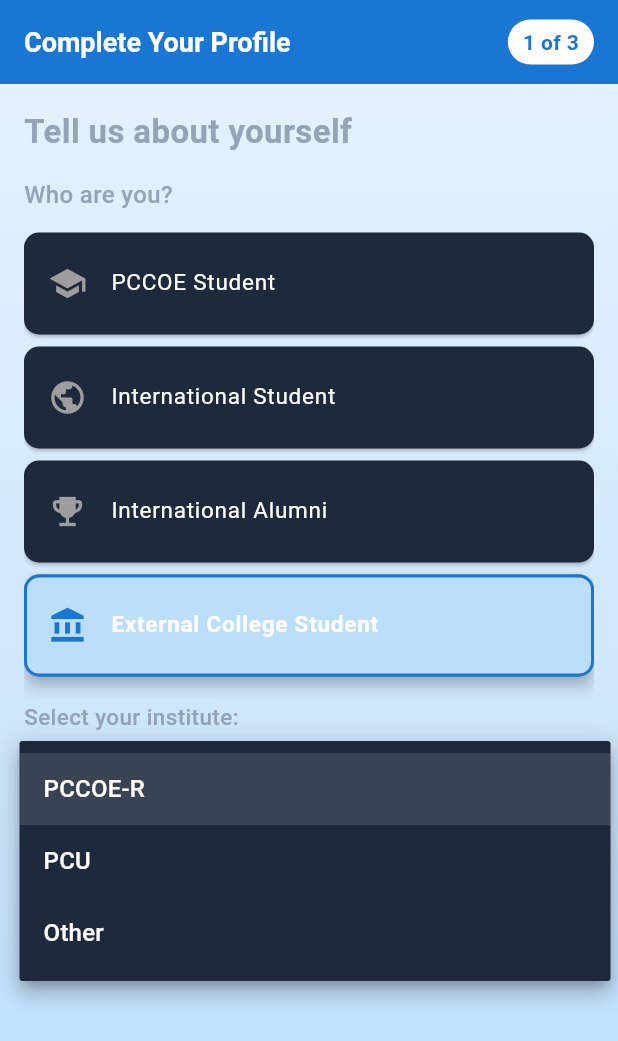
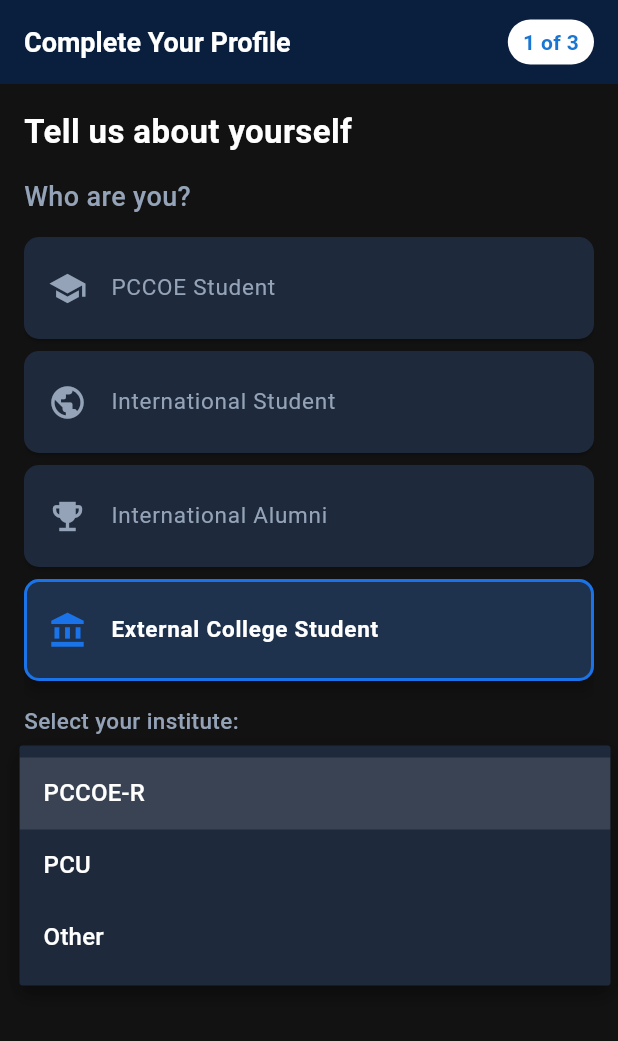
Before and after one commit to adwayaghor/ircell, a Flutter app: the Onboarding screen opened directly with empty values, after a tap on "External College Student", after a tap on "Select Institute", on a phone screen of 412 x 824 dp. Shown: the top 1041 px of the screen. Run offline on Flutter 3.47's test engine with Material 3 defaults, Android fonts, the phone set to English and light mode, and no system bars; our stand-ins replace carousel_slider, cloud_firestore, firebase_auth, firebase_core, font_awesome_flutter, qr_flutter and 1 more; missing offline and left inert: mobile_scanner; accounts and stored records are empty.

Commit message:
fixed ui

```diff
--- a/lib/login/onboarding.dart
+++ b/lib/login/onboarding.dart
@@ -1,6 +1,7 @@
 import 'package:cloud_firestore/cloud_firestore.dart';
 import 'package:firebase_auth/firebase_auth.dart';
 import 'package:flutter/material.dart';
+import 'package:ircell/app_theme.dart';
 import 'package:ircell/backend/firestore_service.dart';
 import 'package:ircell/login/auth.dart';
 import 'package:ircell/screens/tabs_screen.dart';
@@ -147,6 +148,7 @@ class _OnboardState extends State<Onboarding> {
           "Tell us about yourself",
           style: TextStyle(
             fontSize: 22,
+            color: AppTheme.textPrimary,
             fontWeight: FontWeight.bold,
             fontFamily: 'Roboto',
           ),
@@ -155,7 +157,8 @@ class _OnboardState extends State<Onboarding> {
         const Text(
           "Who are you?",
           style: TextStyle(
-            fontSize: 16,
+            fontSize: 18,
+            color: AppTheme.textSecondary,
             fontWeight: FontWeight.w500,
             fontFamily: 'Roboto',
           ),
@@ -224,7 +227,7 @@ class _OnboardState extends State<Onboarding> {
               onPressed: _nextPage,
               style: ElevatedButton.styleFrom(
                 padding: const EdgeInsets.symmetric(horizontal: 40, vertical: 12),
-                backgroundColor: Colors.blue.shade700,
+                backgroundColor: AppTheme.primaryDarkBlue,
                 shape: RoundedRectangleBorder(
                   borderRadius: BorderRadius.circular(30),
                 ),
@@ -250,10 +253,11 @@ class _OnboardState extends State<Onboarding> {
     shape: RoundedRectangleBorder(
       borderRadius: BorderRadius.circular(10),
       side: BorderSide(
-          color: isSelected ? Colors.blue.shade700 : Colors.transparent,
+        color: isSelected ? AppTheme.accentBlue : Colors.transparent,
         width: 2,
       ),
     ),
+    color: AppTheme.cardColor, // Set card background to theme's dark color
     child: ListTile(
       contentPadding: const EdgeInsets.symmetric(horizontal: 16, vertical: 6),
       title: Text(
@@ -261,14 +265,15 @@ class _OnboardState extends State<Onboarding> {
         style: TextStyle(
           fontSize: 15,
           fontWeight: isSelected ? FontWeight.bold : FontWeight.normal,
+          color: isSelected ? AppTheme.textPrimary : AppTheme.textSecondary, // Explicit text colors
         ),
       ),
       leading: Icon(
         icon,
-          color: isSelected ? Colors.blue.shade700 : Colors.grey,
+        color: isSelected ? AppTheme.accentBlue : AppTheme.textSecondary,
         size: 26,
       ),
-        tileColor: isSelected ? Colors.blue.shade100 : null,
+      tileColor: isSelected ? AppTheme.accentBlue.withOpacity(0.1) : null, // Subtle selection highlight
       shape: RoundedRectangleBorder(
         borderRadius: BorderRadius.circular(10),
       ),
@@ -285,7 +290,7 @@ class _OnboardState extends State<Onboarding> {
           const Text(
             "Personal Information",
             style: TextStyle(
-              fontSize: 24,
+              fontSize: 22,
               fontWeight: FontWeight.bold,
               fontFamily: 'Roboto',
             ),
@@ -312,6 +317,7 @@ class _OnboardState extends State<Onboarding> {
                   const SizedBox(height: 15),
                   TextFormField(
                     controller: firstNameController,
+                    cursorColor: Colors.blueAccent,
                     decoration: _buildInputDecoration('First Name'),
                     validator: (value) {
                       if (value == null || value.isEmpty) {
@@ -323,6 +329,7 @@ class _OnboardState extends State<Onboarding> {
                   const SizedBox(height: 15),
                   TextFormField(
                     controller: lastNameController,
+                    cursorColor: Colors.blueAccent,
                     decoration: _buildInputDecoration('Last Name'),
                     validator: (value) {
                       if (value == null || value.isEmpty) {
@@ -334,6 +341,7 @@ class _OnboardState extends State<Onboarding> {
                   const SizedBox(height: 15),
                   TextFormField(
                     controller: emailController,
+                    cursorColor: Colors.blueAccent,
                     decoration: _buildInputDecoration('Email'),
                     validator: (value) {
                       if (value == null || value.isEmpty) {
@@ -347,6 +355,7 @@ class _OnboardState extends State<Onboarding> {
                   const SizedBox(height: 15),
                   TextFormField(
                     controller: contactController,
+                    cursorColor: Colors.blueAccent,
                     decoration: _buildInputDecoration('Contact Number'),
                     keyboardType: TextInputType.phone,
                     validator: (value) {
@@ -385,6 +394,7 @@ class _OnboardState extends State<Onboarding> {
                     const SizedBox(height: 15),
                     TextFormField(
                       controller: deptController,
+                      cursorColor: Colors.blueAccent,
                       decoration: _buildInputDecoration('Department'),
                       validator: (value) {
                         if (value == null || value.isEmpty) {
@@ -396,6 +406,7 @@ class _OnboardState extends State<Onboarding> {
                     const SizedBox(height: 15),
                     TextFormField(
                       controller: yearController,
+                      cursorColor: Colors.blueAccent,
                       decoration: _buildInputDecoration('Year'),
                       keyboardType: TextInputType.number,
                       validator: (value) {
@@ -408,10 +419,11 @@ class _OnboardState extends State<Onboarding> {
                     const SizedBox(height: 15),
                     TextFormField(
                       controller: rollController,
-                      decoration: _buildInputDecoration('Roll Number'),
+                      cursorColor: Colors.blueAccent,
+                      decoration: _buildInputDecoration('PRN'),
                       validator: (value) {
                         if (value == null || value.isEmpty) {
-                          return 'Please enter your roll number';
+                          return 'Please enter your PRN';
                         }
                         return null;
                       },
@@ -440,19 +452,19 @@ class _OnboardState extends State<Onboarding> {
                       ),
                     ),
                     const SizedBox(height: 15),
-                    TextFormField(controller: quotaController, decoration: _buildInputDecoration('Quota')),
+                    TextFormField(controller: quotaController, cursorColor: Colors.blueAccent, decoration: _buildInputDecoration('Quota')),
                     const SizedBox(height: 15),
-                    TextFormField(controller: admittedYearController, decoration: _buildInputDecoration('Admitted Academic Year')),
+                    TextFormField(controller: admittedYearController, cursorColor: Colors.blueAccent, decoration: _buildInputDecoration('Admitted Academic Year')),
                     const SizedBox(height: 15),
-                    TextFormField(controller: currentYearController, decoration: _buildInputDecoration('Current Year')),
+                    TextFormField(controller: currentYearController, cursorColor: Colors.blueAccent, decoration: _buildInputDecoration('Current Year')),
                     const SizedBox(height: 15),
-                    TextFormField(controller: prnController, decoration: _buildInputDecoration('PRN Number')),
+                    TextFormField(controller: prnController, cursorColor: Colors.blueAccent, decoration: _buildInputDecoration('PRN Number')),
                     const SizedBox(height: 15),
-                    TextFormField(controller: fullNameController, decoration: _buildInputDecoration('Full Name')),
+                    TextFormField(controller: fullNameController, cursorColor: Colors.blueAccent, decoration: _buildInputDecoration('Full Name')),
                     const SizedBox(height: 15),
-                    TextFormField(controller: parentsNameController, decoration: _buildInputDecoration('Parents Name')),
+                    TextFormField(controller: parentsNameController, cursorColor: Colors.blueAccent, decoration: _buildInputDecoration('Parents Name')),
                     const SizedBox(height: 15),
-                    TextFormField(controller: branchController, decoration: _buildInputDecoration('Branch')),
+                    TextFormField(controller: branchController, cursorColor: Colors.blueAccent,decoration: _buildInputDecoration('Branch')),
                   ],
                 ),
               ),
@@ -477,15 +489,15 @@ class _OnboardState extends State<Onboarding> {
                       ),
                     ),
                     const SizedBox(height: 15),
-                    TextFormField(controller: nationalityController, decoration: _buildInputDecoration('Nationality')),
+                    TextFormField(controller: nationalityController, cursorColor: Colors.blueAccent, decoration: _buildInputDecoration('Nationality')),
                     const SizedBox(height: 15),
-                    TextFormField(controller: genderController, decoration: _buildInputDecoration('Gender')),
+                    TextFormField(controller: genderController, cursorColor: Colors.blueAccent, decoration: _buildInputDecoration('Gender')),
                     const SizedBox(height: 15),
-                    TextFormField(controller: idDocumentController, decoration: _buildInputDecoration('Identification Document')),
+                    TextFormField(controller: idDocumentController, cursorColor: Colors.blueAccent, decoration: _buildInputDecoration('Identification Document')),
                     const SizedBox(height: 15),
-                    TextFormField(controller: passportNumberController, decoration: _buildInputDecoration('Passport/Citizenship No.')),
+                    TextFormField(controller: passportNumberController, cursorColor: Colors.blueAccent, decoration: _buildInputDecoration('Passport/Citizenship No.')),
                     const SizedBox(height: 15),
-                    TextFormField(controller: passportPhotoController, decoration: _buildInputDecoration('Passport/Citizenship Photo URL')),
+                    TextFormField(controller: passportPhotoController, cursorColor: Colors.blueAccent, decoration: _buildInputDecoration('Passport/Citizenship Photo URL')),
                   ],
                 ),
               ),
@@ -510,13 +522,13 @@ class _OnboardState extends State<Onboarding> {
                       ),
                     ),
                     const SizedBox(height: 15),
-                    TextFormField(controller: passOutYearController, decoration: _buildInputDecoration('Pass Out Year')),
+                    TextFormField(controller: passOutYearController, cursorColor: Colors.blueAccent, decoration: _buildInputDecoration('Pass Out Year')),
                     const SizedBox(height: 15),
-                    TextFormField(controller: branchController, decoration: _buildInputDecoration('Branch')),
+                    TextFormField(controller: branchController, cursorColor: Colors.blueAccent, decoration: _buildInputDecoration('Branch')),
                     const SizedBox(height: 15),
-                    TextFormField(controller: highestQualificationController, decoration: _buildInputDecoration('Latest Highest Qualification')),
+                    TextFormField(controller: highestQualificationController, cursorColor: Colors.blueAccent, decoration: _buildInputDecoration('Latest Highest Qualification')),
                     const SizedBox(height: 15),
-                    TextFormField(controller: pgNameController, decoration: _buildInputDecoration('PG Name')),
+                    TextFormField(controller: pgNameController, cursorColor: Colors.blueAccent, decoration: _buildInputDecoration('PG Name')),
                   ],
                 ),
               ),
@@ -541,17 +553,17 @@ class _OnboardState extends State<Onboarding> {
                       ),
                     ),
                     const SizedBox(height: 15),
-                    TextFormField(controller: industryNameController, decoration: _buildInputDecoration('Industry Name')),
+                    TextFormField(controller: industryNameController, cursorColor: Colors.blueAccent, decoration: _buildInputDecoration('Industry Name')),
                     const SizedBox(height: 15),
-                    TextFormField(controller: designationController, decoration: _buildInputDecoration('Designation')),
+                    TextFormField(controller: designationController, cursorColor: Colors.blueAccent, decoration: _buildInputDecoration('Designation')),
                     const SizedBox(height: 15),
-                    TextFormField(controller: stateNameController, decoration: _buildInputDecoration('State Name')),
+                    TextFormField(controller: stateNameController, cursorColor: Colors.blueAccent, decoration: _buildInputDecoration('State Name')),
                     const SizedBox(height: 15),
-                    TextFormField(controller: countryNameController, decoration: _buildInputDecoration('Country Name')),
+                    TextFormField(controller: countryNameController, cursorColor: Colors.blueAccent, decoration: _buildInputDecoration('Country Name')),
                     const SizedBox(height: 15),
-                    TextFormField(controller: questionController, decoration: _buildInputDecoration('Why do you want to connect?')),
+                    TextFormField(controller: questionController, cursorColor: Colors.blueAccent, decoration: _buildInputDecoration('Why do you want to connect?')),
                     const SizedBox(height: 15),
-                    TextFormField(controller: linkedinController, decoration: _buildInputDecoration('LinkedIn Profile')),
+                    TextFormField(controller: linkedinController, cursorColor: Colors.blueAccent, decoration: _buildInputDecoration('LinkedIn Profile')),
                   ],
                 ),
               ),
@@ -600,6 +612,7 @@ class _OnboardState extends State<Onboarding> {
           "Select Your Interests",
           style: TextStyle(
             fontSize: 22,
+            color: AppTheme.textPrimary,
             fontWeight: FontWeight.bold,
             fontFamily: 'Roboto',
           ),
@@ -608,8 +621,8 @@ class _OnboardState extends State<Onboarding> {
         const Text(
           "Choose topics that interest you most",
           style: TextStyle(
-            fontSize: 15,
-            color: Colors.grey,
+            fontSize: 18,
+            color: AppTheme.textSecondary,
           ),
         ),
         const SizedBox(height: 15),
@@ -633,7 +646,7 @@ class _OnboardState extends State<Onboarding> {
                   child: Container(
                     padding: const EdgeInsets.symmetric(horizontal: 12, vertical: 8),
                     decoration: BoxDecoration(
-                      color: isSelected ? Colors.blue.shade700 : Colors.white,
+                      color: isSelected ? Colors.blue.shade700 : AppTheme.primaryDarkBlue,
                       borderRadius: BorderRadius.circular(18),
                       border: Border.all(
                         color: isSelected ? Colors.blue.shade700 : Colors.grey.shade300,
@@ -652,7 +665,7 @@ class _OnboardState extends State<Onboarding> {
                       interest,
                       style: TextStyle(
                         fontSize: 14,
-                        color: isSelected ? Colors.white : Colors.black87,
+                        color: isSelected ? Colors.white : AppTheme.textSecondary,
                         fontWeight: isSelected ? FontWeight.bold : FontWeight.normal,
                       ),
                     ),
@@ -738,7 +751,7 @@ class _OnboardState extends State<Onboarding> {
         borderSide: BorderSide(color: Colors.blue.shade700, width: 2),
       ),
       filled: true,
-      fillColor: Colors.white,
+      fillColor: AppTheme.backgroundColor,
       contentPadding: const EdgeInsets.symmetric(horizontal: 16, vertical: 12),
     );
   }
@@ -751,7 +764,7 @@ class _OnboardState extends State<Onboarding> {
           'Complete Your Profile',
           style: TextStyle(fontSize: 18),
         ),
-        backgroundColor: Colors.blue.shade700,
+        backgroundColor: AppTheme.primaryDarkBlue,
         actions: [
           Center(
             child: Container(
@@ -774,13 +787,7 @@ class _OnboardState extends State<Onboarding> {
         ],
       ),
       body: Container(
-        decoration: BoxDecoration(
-          gradient: LinearGradient(
-            begin: Alignment.topCenter,
-            end: Alignment.bottomCenter,
-            colors: [Colors.blue.shade50, Colors.blue.shade100],
-          ),
-        ),
+        color: AppTheme.backgroundColor,
         child: SafeArea(
           child: Padding(
             padding: const EdgeInsets.all(16.0),
```
Lines whose indentation alone changed are shown as unchanged.
